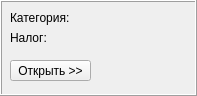
This is formbtncategory.ui in yuriybobko/PCReport as Qt 5 draws it before an edit. The edited form follows.
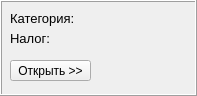
This is the edited form.

The edit to the form file:
```diff
--- a/formbtncategory.ui
+++ b/formbtncategory.ui
@@ -50,6 +50,11 @@
       <height>16</height>
      </rect>
     </property>
+    <property name="font">
+     <font>
+      <pointsize>10</pointsize>
+     </font>
+    </property>
     <property name="text">
      <string>Налог:</string>
     </property>
@@ -63,6 +68,11 @@
       <height>16</height>
      </rect>
     </property>
+    <property name="font">
+     <font>
+      <pointsize>10</pointsize>
+     </font>
+    </property>
     <property name="text">
      <string>Категория:</string>
     </property>
```
